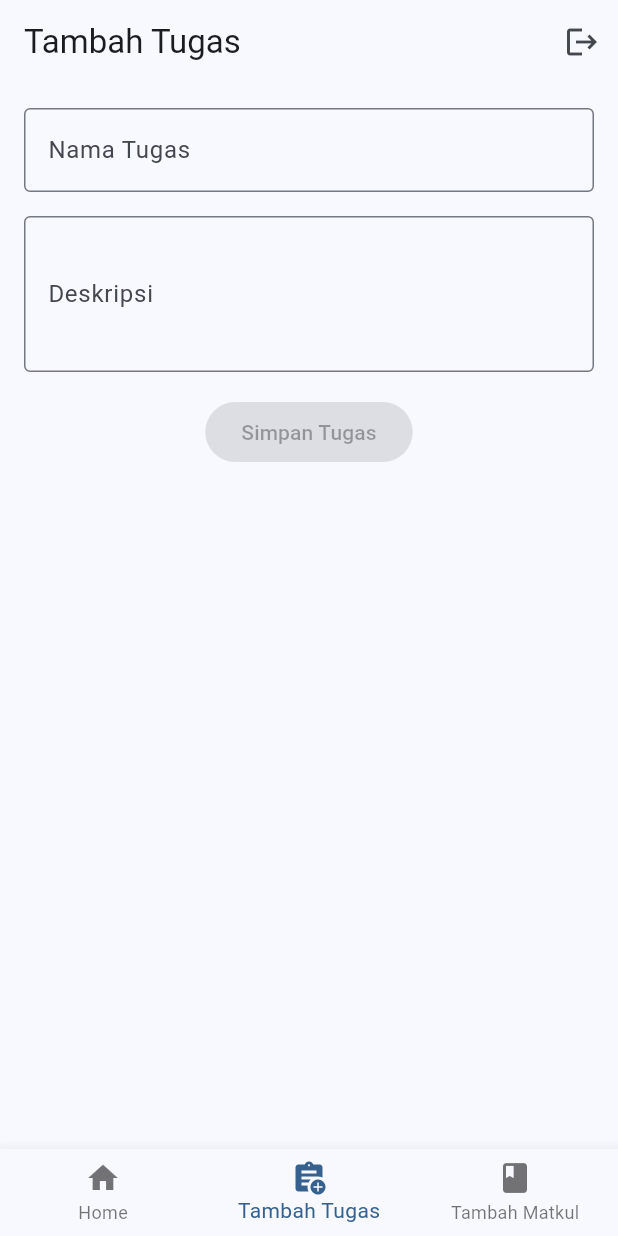
After one commit to bertt11/projek_akhir_AMBW, a Flutter app: the HomePage screen opened directly, item 2 of the bottom bar chosen, after a tap on the "logout" icon, on a phone screen of 412 x 824 dp. The commit adds this screen. Run offline on Flutter 3.47's test engine with Material 3 defaults, Android fonts, the phone set to English and light mode, and no system bars; our stand-ins replace supabase_flutter; accounts and stored records are empty.

Commit message:
login berhasil dan halaman home serta navbarnya

```diff
--- a/lib/main.dart
+++ b/lib/main.dart
@@ -1,6 +1,8 @@
 import 'package:flutter/material.dart';
 import 'package:supabase_flutter/supabase_flutter.dart';
 import 'auth/auth_page.dart';
+import 'pageApp/home.dart';
+
 
 void main() async {
   WidgetsFlutterBinding.ensureInitialized();
@@ -24,7 +26,10 @@ class MyApp extends StatelessWidget {
         useMaterial3: true,
         colorSchemeSeed: Colors.blue,
       ),
-      home: const AuthPage(),
+      home: Supabase.instance.client.auth.currentSession != null
+    ? const HomePage()
+    : const AuthPage(),
+
     );
   }
 }
--- /dev/null
+++ b/lib/pageApp/home.dart
@@ -0,0 +1,162 @@
+import 'package:flutter/material.dart';
+import 'package:supabase_flutter/supabase_flutter.dart';
+
+class HomePage extends StatefulWidget {
+  const HomePage({super.key});
+
+  @override
+  State<HomePage> createState() => _HomePageState();
+}
+
+class _HomePageState extends State<HomePage> {
+  int _currentIndex = 0;
+
+  final _supabase = Supabase.instance.client;
+
+  final List<Widget> _pages = const [
+    HomeContent(),
+    TambahTugasPage(),
+    TambahMatakuliahPage(),
+  ];
+
+  final List<String> _titles = const [
+    'Home',
+    'Tambah Tugas',
+    'Tambah Matakuliah',
+  ];
+
+  @override
+  Widget build(BuildContext context) {
+    final user = _supabase.auth.currentUser;
+
+    return Scaffold(
+      appBar: AppBar(
+        title: Text(_titles[_currentIndex]),
+        actions: [
+          IconButton(
+            icon: const Icon(Icons.logout),
+            onPressed: () async {
+              await _supabase.auth.signOut();
+              if (!mounted) return;
+
+              Navigator.pushNamedAndRemoveUntil(
+                context,
+                '/auth',
+                (route) => false,
+              );
+            },
+          ),
+        ],
+      ),
+      body: _pages[_currentIndex],
+      bottomNavigationBar: BottomNavigationBar(
+        currentIndex: _currentIndex,
+        onTap: (index) {
+          setState(() => _currentIndex = index);
+        },
+        items: const [
+          BottomNavigationBarItem(
+            icon: Icon(Icons.home),
+            label: 'Home',
+          ),
+          BottomNavigationBarItem(
+            icon: Icon(Icons.assignment_add),
+            label: 'Tambah Tugas',
+          ),
+          BottomNavigationBarItem(
+            icon: Icon(Icons.book),
+            label: 'Tambah Matkul',
+          ),
+        ],
+      ),
+    );
+  }
+}
+
+/// =========== ISI HOME ===========
+class HomeContent extends StatelessWidget {
+  const HomeContent({super.key});
+
+  @override
+  Widget build(BuildContext context) {
+    final user = Supabase.instance.client.auth.currentUser;
+
+    return Center(
+      child: Text(
+        user == null
+            ? 'User tidak ditemukan'
+            : 'Selamat datang, ${user.email}',
+        textAlign: TextAlign.center,
+      ),
+    );
+  }
+}
+
+/// =========== TAMBAH TUGAS ===========
+class TambahTugasPage extends StatelessWidget {
+  const TambahTugasPage({super.key});
+
+  @override
+  Widget build(BuildContext context) {
+    return Padding(
+      padding: const EdgeInsets.all(16),
+      child: Column(
+        children: [
+          const TextField(
+            decoration: InputDecoration(
+              labelText: 'Nama Tugas',
+              border: OutlineInputBorder(),
+            ),
+          ),
+          const SizedBox(height: 16),
+          const TextField(
+            decoration: InputDecoration(
+              labelText: 'Deskripsi',
+              border: OutlineInputBorder(),
+            ),
+            maxLines: 3,
+          ),
+          const SizedBox(height: 16),
+          ElevatedButton(
+            onPressed: null,
+            child: const Text('Simpan Tugas'),
+          ),
+        ],
+      ),
+    );
+  }
+}
+
+/// =========== TAMBAH MATAKULIAH ===========
+class TambahMatakuliahPage extends StatelessWidget {
+  const TambahMatakuliahPage({super.key});
+
+  @override
+  Widget build(BuildContext context) {
+    return Padding(
+      padding: const EdgeInsets.all(16),
+      child: Column(
+        children: [
+          const TextField(
+            decoration: InputDecoration(
+              labelText: 'Nama Matakuliah',
+              border: OutlineInputBorder(),
+            ),
+          ),
+          const SizedBox(height: 16),
+          const TextField(
+            decoration: InputDecoration(
+              labelText: 'Kode Matakuliah',
+              border: OutlineInputBorder(),
+            ),
+          ),
+          const SizedBox(height: 16),
+          ElevatedButton(
+            onPressed: null,
+            child: const Text('Simpan Matakuliah'),
+          ),
+        ],
+      ),
+    );
+  }
+}
```
Also changed, not shown: lib/auth/auth_page.dart (+11 -3 lines).
